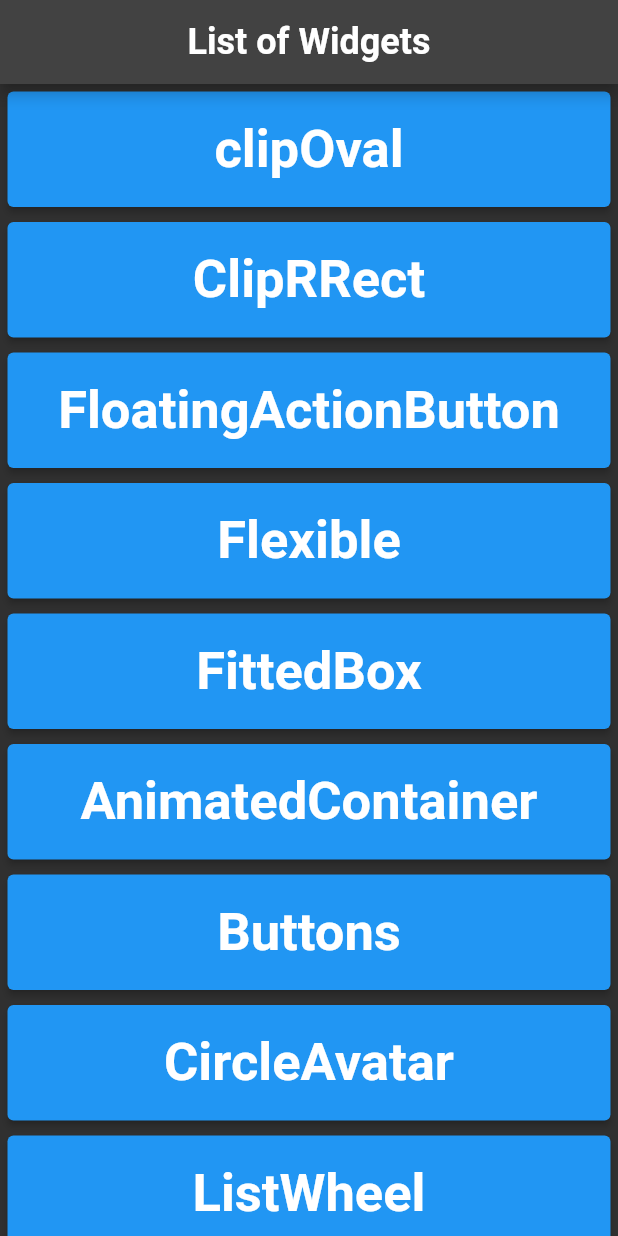
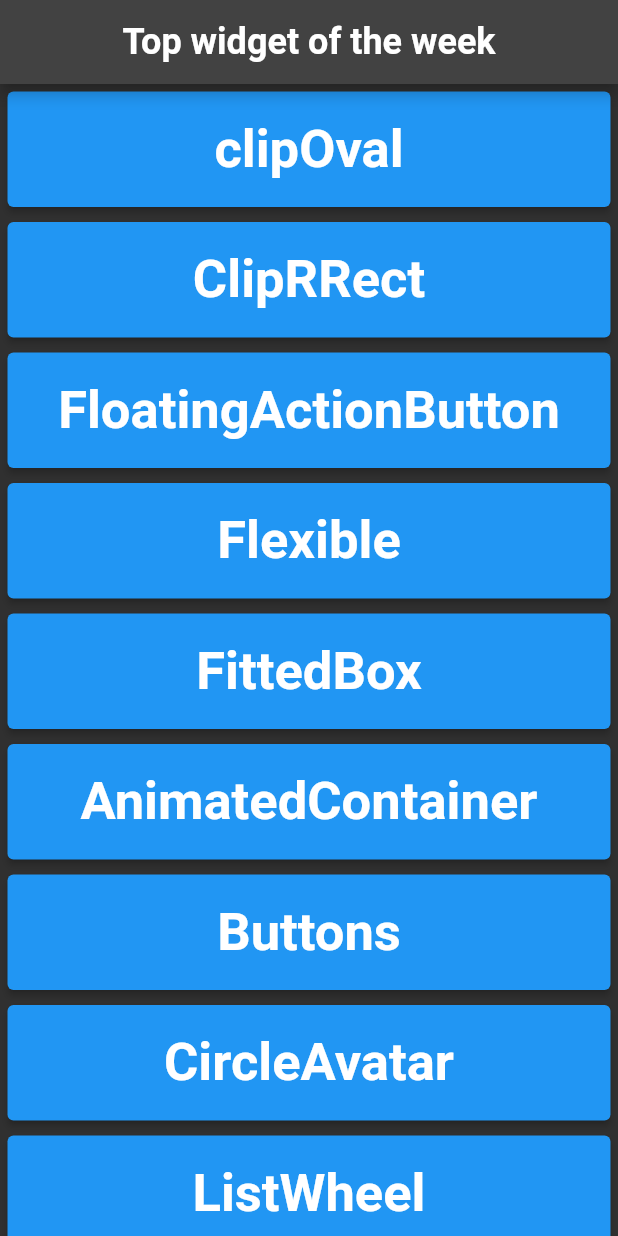
Before and after one commit to asadpro/Widgets-of-the-Morning-Part_1, a Flutter app: the screen it shows after launch, on a phone screen of 412 x 824 dp. Run offline on Flutter 3.47's test engine with Material 2 defaults, Android fonts, the phone set to English and light mode, and no system bars.

Commit message:
apply rebase command

```diff
--- a/lib/main.dart
+++ b/lib/main.dart
@@ -42,7 +42,7 @@ class MyApp extends StatelessWidget {
       child: Scaffold(
         appBar: AppBar(
           title: const Text(
-            'List of Widgets',
+            'Top widget of the week',
             style: TextStyle(fontSize: 24.0, fontWeight: FontWeight.bold),
           ),
           centerTitle: true,
```
